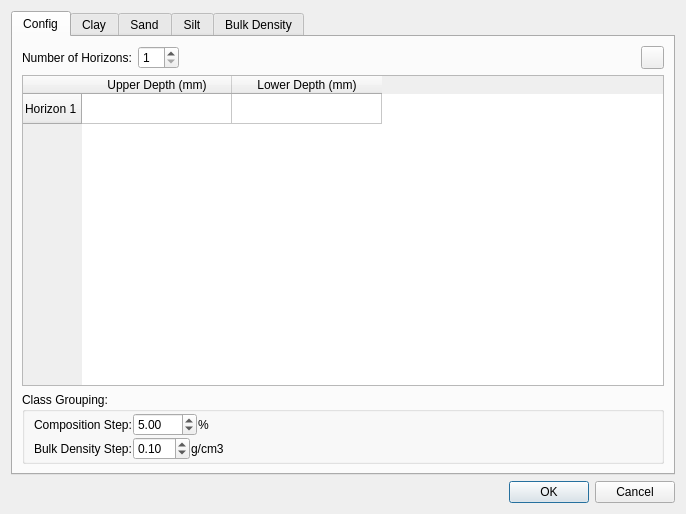
Old version of the form src/mhm_qgis/qt/ui/forms/soil_multi_horizon_input.ui in the repository mhm-ufz/mHM-QGIS.
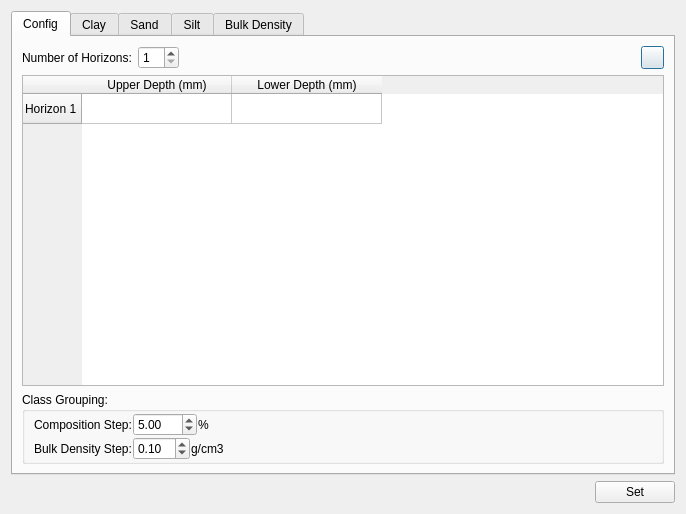
New version of the form. Icons and pictures are not drawn.

What changed in the file:
```diff
--- a/src/mhm_qgis/qt/ui/forms/soil_multi_horizon_input.ui
+++ b/src/mhm_qgis/qt/ui/forms/soil_multi_horizon_input.ui
@@ -501,14 +501,28 @@
     </widget>
    </item>
    <item>
-    <widget class="QDialogButtonBox" name="buttonBox_cancelAndOK">
-     <property name="orientation">
-      <enum>Qt::Horizontal</enum>
-     </property>
-     <property name="standardButtons">
-      <set>QDialogButtonBox::Cancel|QDialogButtonBox::Ok</set>
-     </property>
-    </widget>
+    <layout class="QHBoxLayout" name="horizontalLayout_set">
+     <item>
+      <spacer name="horizontalSpacer_set">
+       <property name="orientation">
+        <enum>Qt::Horizontal</enum>
+       </property>
+       <property name="sizeHint" stdset="0">
+        <size>
+         <width>40</width>
+         <height>20</height>
+        </size>
+       </property>
+      </spacer>
+     </item>
+     <item>
+      <widget class="QPushButton" name="pushButton_set">
+       <property name="text">
+        <string>Set</string>
+       </property>
+      </widget>
+     </item>
+    </layout>
    </item>
   </layout>
  </widget>
```
Left out of the diff: 35 changed lines with no effect on the pictures.
